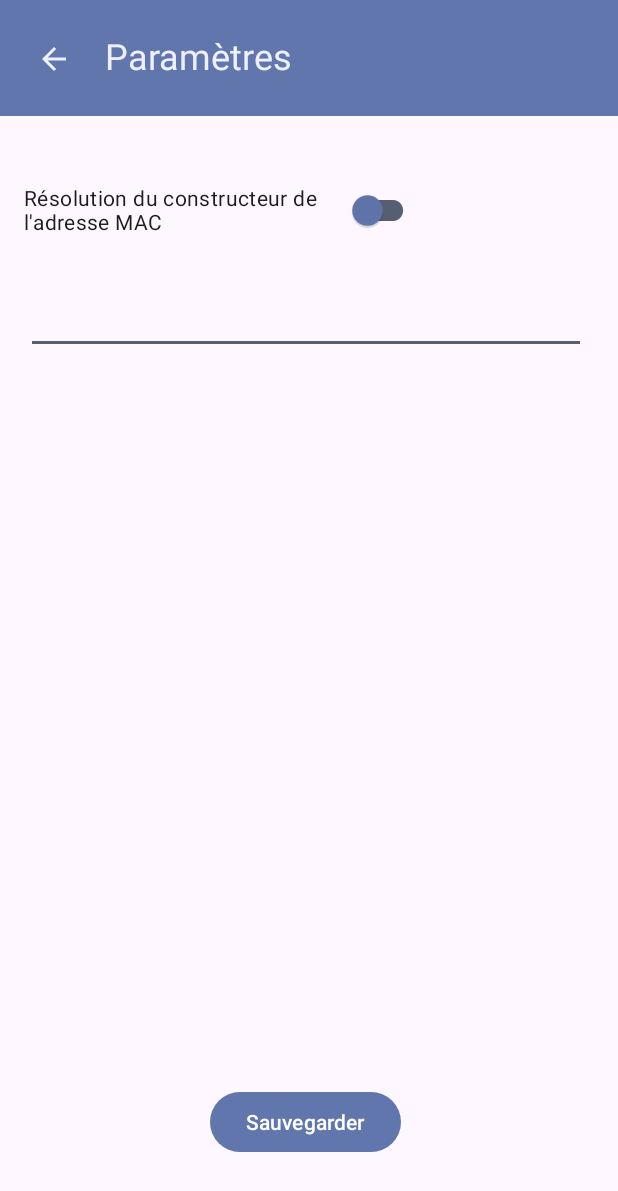
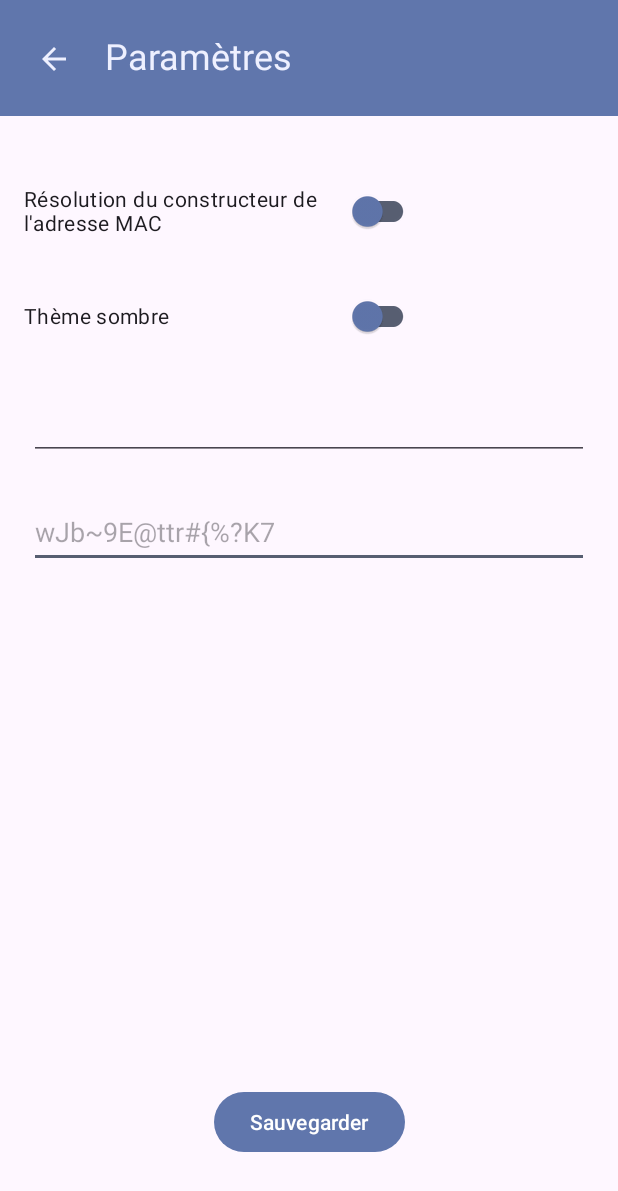
Before and after one commit to ethandudu/SAE32-Android, an Android app: the Settings screen opened directly, with no data from a screen before it, on a phone screen of 412 x 824 dp. Shown: the top 1191 px of the screen. Run offline under Robolectric (Android 15) with nearby library versions, the phone set to English and light mode, and no system bars.

Commit message:
Readjust constraints and add dark mode button and an editText to modify the token

```diff
--- a/app/src/main/res/layout/activity_settings.xml
+++ b/app/src/main/res/layout/activity_settings.xml
@@ -5,6 +5,32 @@
     android:layout_width="match_parent"
     android:layout_height="match_parent"
     tools:context=".Settings">
+
+    <com.google.android.material.switchmaterial.SwitchMaterial
+        android:id="@+id/darktheme"
+        android:layout_width="263dp"
+        android:layout_height="48dp"
+        android:layout_marginStart="16dp"
+        android:layout_marginTop="22dp"
+        android:text="Thème sombre"
+        app:layout_constraintStart_toStartOf="parent"
+        app:layout_constraintTop_toBottomOf="@+id/macresolution"
+        app:thumbTint="?attr/colorTertiary"
+        app:trackTint="@color/secondary_600" />
+
+    <EditText
+        android:id="@+id/token"
+        android:layout_width="373dp"
+        android:layout_height="48dp"
+        android:layout_marginTop="24dp"
+        android:autofillHints=""
+        android:ems="10"
+        android:hint="wJb~9E@ttr#{%?K7"
+        android:inputType="text|textUri|textNoSuggestions"
+        app:layout_constraintEnd_toEndOf="parent"
+        app:layout_constraintHorizontal_bias="0.5"
+        app:layout_constraintStart_toStartOf="parent"
+        app:layout_constraintTop_toBottomOf="@+id/serverUrl" />
 
     <View
         android:id="@+id/view3"
@@ -52,10 +78,10 @@
         android:layout_width="263dp"
         android:layout_height="48dp"
         android:layout_marginStart="16dp"
-        android:layout_marginTop="116dp"
+        android:layout_marginTop="39dp"
         android:text="@string/macvendorresolution"
         app:layout_constraintStart_toStartOf="parent"
-        app:layout_constraintTop_toTopOf="parent"
+        app:layout_constraintTop_toBottomOf="@+id/view3"
         app:thumbTint="?attr/colorTertiary"
         app:trackTint="@color/secondary_600" />
 
@@ -63,20 +89,19 @@
         android:id="@+id/save"
         android:layout_width="wrap_content"
         android:layout_height="wrap_content"
-        android:layout_marginStart="140dp"
         android:layout_marginBottom="52dp"
         android:onClick="saveSettings"
         android:text="@string/save"
         app:layout_constraintBottom_toBottomOf="parent"
+        app:layout_constraintEnd_toEndOf="parent"
+        app:layout_constraintHorizontal_bias="0.5"
         app:layout_constraintStart_toStartOf="parent" />
 
     <EditText
         android:id="@+id/serverUrl"
         android:layout_width="373dp"
         android:layout_height="48dp"
-        android:layout_marginStart="17dp"
-        android:layout_marginTop="188dp"
-        android:layout_marginEnd="21dp"
+        android:layout_marginTop="24dp"
         android:autofillHints="@string/serverUrlHint"
         android:ems="10"
         android:inputType="text|textUri"
@@ -84,6 +109,6 @@
         android:text="@string/serverUrlHint"
         app:layout_constraintEnd_toEndOf="parent"
         app:layout_constraintStart_toStartOf="parent"
-        app:layout_constraintTop_toTopOf="parent" />
+        app:layout_constraintTop_toBottomOf="@+id/darktheme" />
 
 </androidx.constraintlayout.widget.ConstraintLayout>
```
